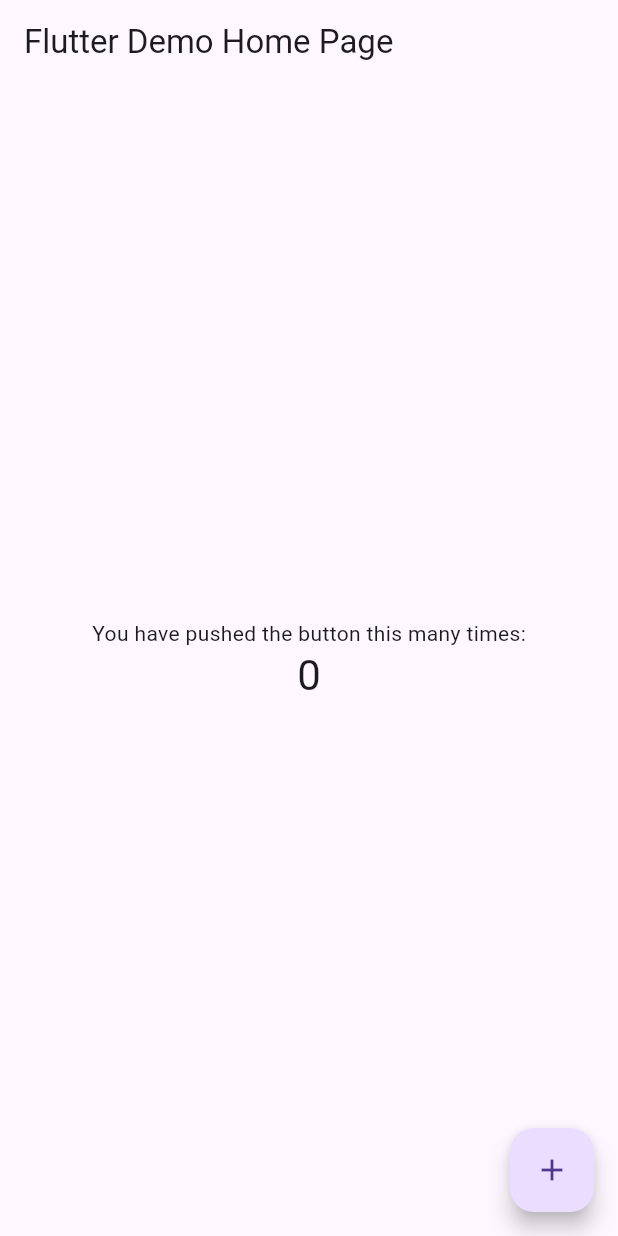
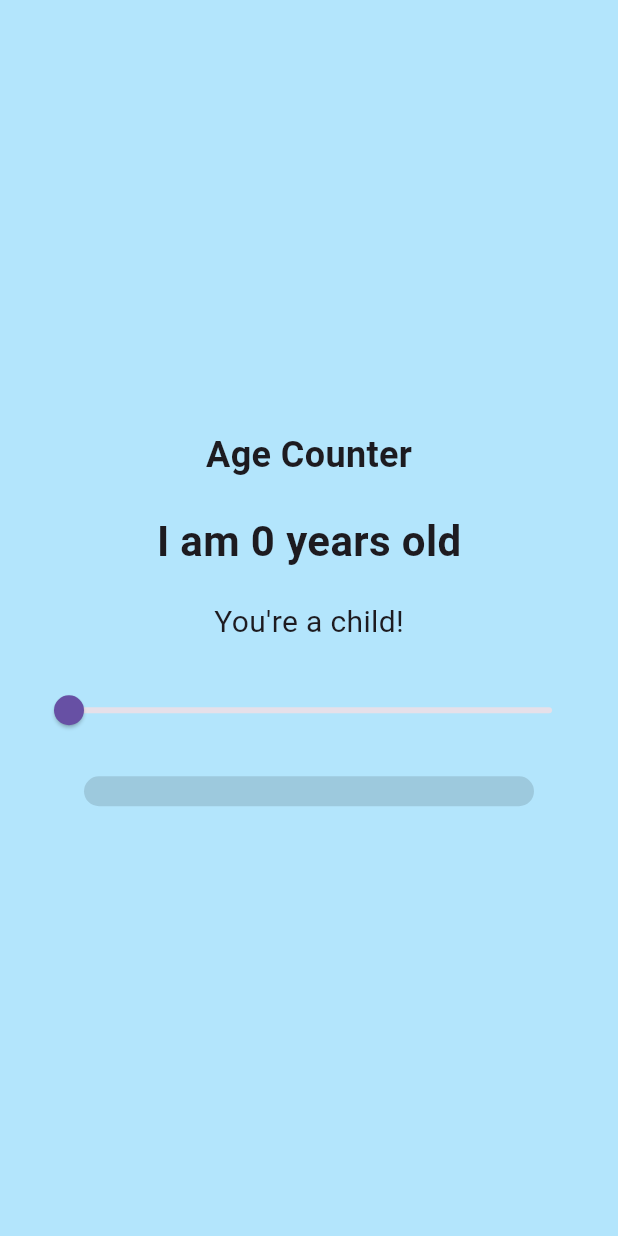
Before and after one commit to YummyFrog/mad_inclass6, a Flutter app: the screen it shows after launch, on a phone screen of 412 x 824 dp. Run offline on Flutter 3.47's test engine with Material 3 defaults, Android fonts, the phone set to English and light mode, and no system bars.

Commit message:
added final code

```diff
--- a/lib/main.dart
+++ b/lib/main.dart
@@ -1,47 +1,22 @@
-import 'dart:io' show Platform;
-import 'package:flutter/foundation.dart' show kIsWeb;
 import 'package:flutter/material.dart';
 import 'package:provider/provider.dart';
-import 'package:window_manager/window_manager.dart';
-import 'package:screen_retriever/screen_retriever.dart';
 
-void main() async {
-  WidgetsFlutterBinding.ensureInitialized();
-  if (!kIsWeb && (Platform.isWindows || Platform.isLinux || Platform.isMacOS)) {
-    await windowManager.ensureInitialized();
-    await setupWindow();
-  }
+void main() {
   runApp(
     ChangeNotifierProvider(
-      create: (context) => Counter(),
+      create: (context) => AgeProvider(),
       child: const MyApp(),
     ),
   );
 }
 
-const double windowWidth = 360;
-const double windowHeight = 640;
+class AgeProvider extends ChangeNotifier {
+  int _age = 0;
 
-Future<void> setupWindow() async {
-  await windowManager.setTitle('Provider Counter');
-  await windowManager.setSize(const Size(windowWidth, windowHeight));
-  await windowManager.setMinimumSize(const Size(windowWidth, windowHeight));
-  await windowManager.setMaximumSize(const Size(windowWidth, windowHeight));
+  int get age => _age;
 
-  final screen = await screenRetriever.getPrimaryDisplay();
-  final screenWidth = screen.size.width;
-  final screenHeight = screen.size.height;
-  final offsetX = (screenWidth - windowWidth) / 2;
-  final offsetY = (screenHeight - windowHeight) / 2;
-
-  await windowManager.setPosition(Offset(offsetX, offsetY));
-}
-
-class Counter with ChangeNotifier {
-  int value = 0;
-
-  void increment() {
-    value += 1;
+  void setAge(int newAge) {
+    _age = newAge;
     notifyListeners();
   }
 }
@@ -52,46 +27,113 @@ class MyApp extends StatelessWidget {
   @override
   Widget build(BuildContext context) {
     return MaterialApp(
-      title: 'Flutter Demo',
+      debugShowCheckedModeBanner: false,
+      title: 'Age Counter',
       theme: ThemeData(
         primarySwatch: Colors.blue,
-        useMaterial3: true,
       ),
-      home: const MyHomePage(),
+      home: const AgeCounterScreen(),
     );
   }
 }
 
-class MyHomePage extends StatelessWidget {
-  const MyHomePage({super.key});
+class AgeCounterScreen extends StatelessWidget {
+  const AgeCounterScreen({super.key});
 
   @override
   Widget build(BuildContext context) {
     return Scaffold(
-      appBar: AppBar(
-        title: const Text('Flutter Demo Home Page'),
-      ),
-      body: Center(
+      body: Consumer<AgeProvider>(
+        builder: (context, ageProvider, child) {
+          int age = ageProvider.age;
+          String message;
+          Color backgroundColor;
+
+          if (age <= 12) {
+            message = "You're a child!";
+            backgroundColor = Colors.lightBlue.shade100;
+          } else if (age <= 19) {
+            message = "Teenager time!";
+            backgroundColor = Colors.lightGreen.shade100;
+          } else if (age <= 30) {
+            message = "You're a young adult!";
+            backgroundColor = Colors.yellow.shade100;
+          } else if (age <= 50) {
+            message = "You're an adult now!";
+            backgroundColor = Colors.orange.shade100;
+          } else {
+            message = "Golden years!";
+            backgroundColor = Colors.grey.shade300;
+          }
+
+          Color progressBarColor;
+          if (age <= 33) {
+            progressBarColor = Colors.green;
+          } else if (age <= 67) {
+            progressBarColor = Colors.yellow;
+          } else {
+            progressBarColor = Colors.red;
+          }
+
+          return Container(
+            color: backgroundColor,
+            padding: const EdgeInsets.all(20),
+            child: Center(
               child: Column(
                 mainAxisAlignment: MainAxisAlignment.center,
                 children: [
-            const Text('You have pushed the button this many times:'),
-            Consumer<Counter>(
-              builder: (context, counter, child) => Text(
-                '${counter.value}',
-                style: Theme.of(context).textTheme.headlineMedium,
+                  const Text(
+                    "Age Counter",
+                    style: TextStyle(fontSize: 24, fontWeight: FontWeight.bold),
+                  ),
+                  const SizedBox(height: 20),
+                  Text(
+                    "I am ${age} years old",
+                    style: const TextStyle(fontSize: 28, fontWeight: FontWeight.bold),
+                  ),
+                  const SizedBox(height: 20),
+                  Text(
+                    message,
+                    style: const TextStyle(fontSize: 20),
+                  ),
+                  const SizedBox(height: 20),
+
+                  Slider(
+                    value: age.toDouble(),
+                    min: 0,
+                    max: 99,
+                    divisions: 99,
+                    label: "$age",
+                    onChanged: (double newValue) {
+                      ageProvider.setAge(newValue.toInt());
+                    },
+                  ),
+
+                  const SizedBox(height: 20),
+
+                  Container(
+                    width: 300,
+                    height: 20,
+                    decoration: BoxDecoration(
+                      borderRadius: BorderRadius.circular(10),
+                      color: Colors.black12,
+                    ),
+                    child: FractionallySizedBox(
+                      alignment: Alignment.centerLeft,
+                      widthFactor: age / 99,
+                      child: Container(
+                        decoration: BoxDecoration(
+                          borderRadius: BorderRadius.circular(10),
+                          color: progressBarColor,
+                        ),
+                      ),
                     ),
                   ),
                 ],
               ),
             ),
-      floatingActionButton: FloatingActionButton(
-        onPressed: () {
-          var counter = context.read<Counter>();
-          counter.increment();
+          );
         },
-        tooltip: 'Increment',
-        child: const Icon(Icons.add),
       ),
     );
   }
```
Lines whose indentation alone changed are shown as unchanged.
